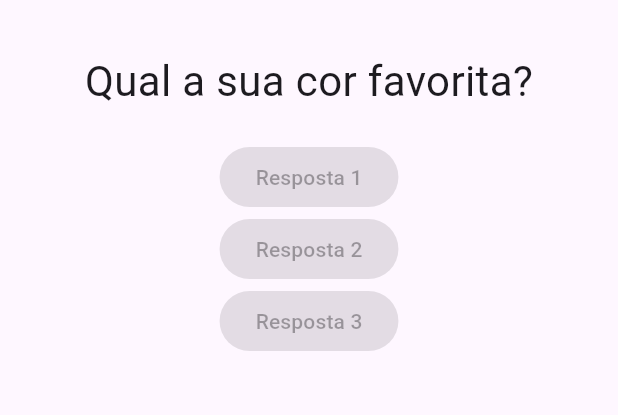
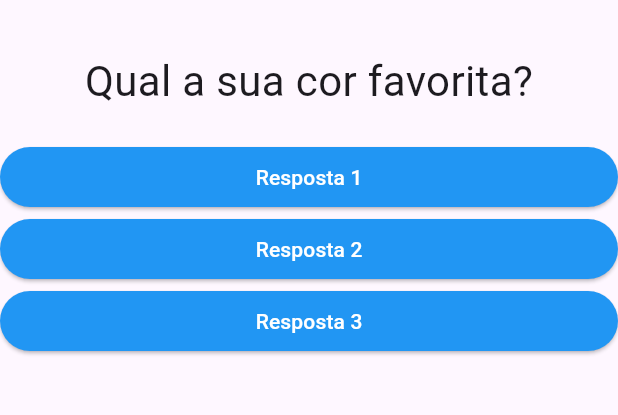
Before and after one commit to benckeleonardo/perguntas_flutter, a Flutter app: the screen it shows after launch, on a phone screen of 412 x 824 dp, the part 63-478 px from its top. Run offline on Flutter 3.47's test engine with Material 3 defaults, Android fonts, the phone set to English and light mode, and no system bars.

Commit message:
Melhora o componente Resposta

```diff
--- a/lib/main.dart
+++ b/lib/main.dart
@@ -29,9 +29,9 @@ class _PerguntaAppState extends State<PerguntaApp> {
         body: Column(
           children: [
             Questao(_perguntas[_perguntaAtual]),
-            const Resposta('Resposta 1'),
-            const Resposta('Resposta 2'),
-            const Resposta('Resposta 3'),
+            Resposta('Resposta 1', _responder),
+            Resposta('Resposta 2', _responder),
+            Resposta('Resposta 3', _responder),
           ],
         ),
       ),
--- a/lib/resposta.dart
+++ b/lib/resposta.dart
@@ -2,14 +2,22 @@ import 'package:flutter/material.dart';
 
 class Resposta extends StatelessWidget {
   final String _texto;
+  final void Function() quandoSelecionado;
 
-  const Resposta(this._texto);
+  const Resposta(this._texto, this.quandoSelecionado);
 
   @override
   Widget build(BuildContext context) {
-    return ElevatedButton(
-      onPressed: null,
-      child: Text(_texto),
+    return Container(
+      width: double.infinity,
+      child: ElevatedButton(
+        style: ElevatedButton.styleFrom(backgroundColor: Colors.blue),
+        onPressed: quandoSelecionado,
+        child: Text(
+          _texto,
+          style: TextStyle(color: Colors.white),
+        ),
+      ),
     );
   }
 }
```
